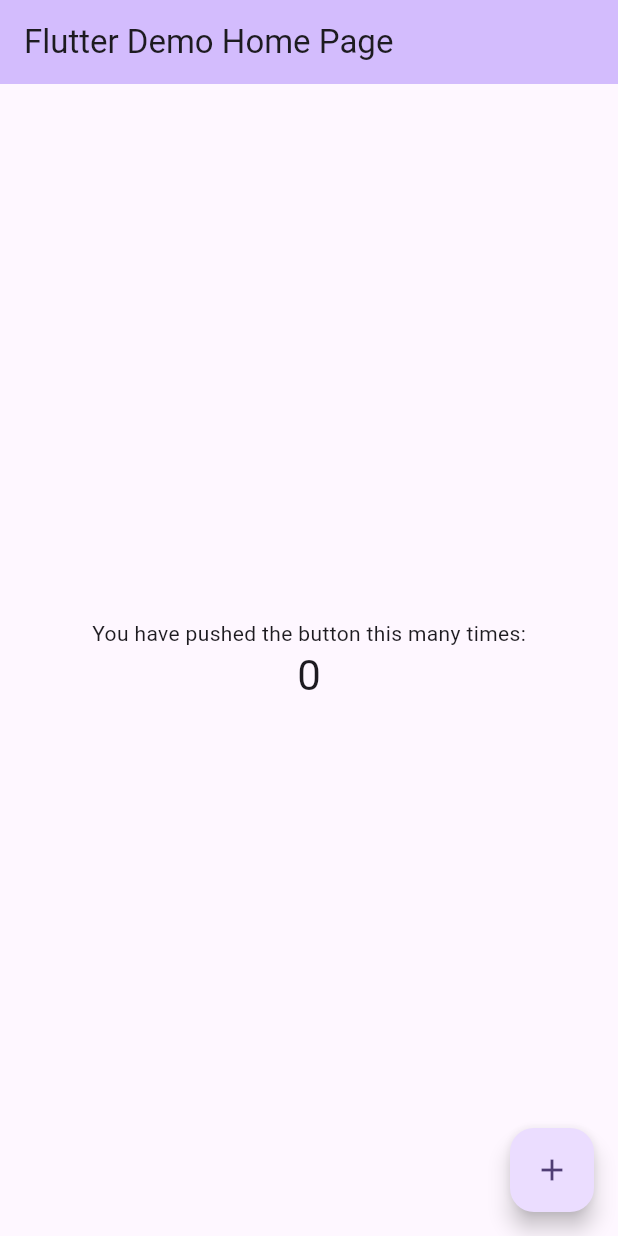
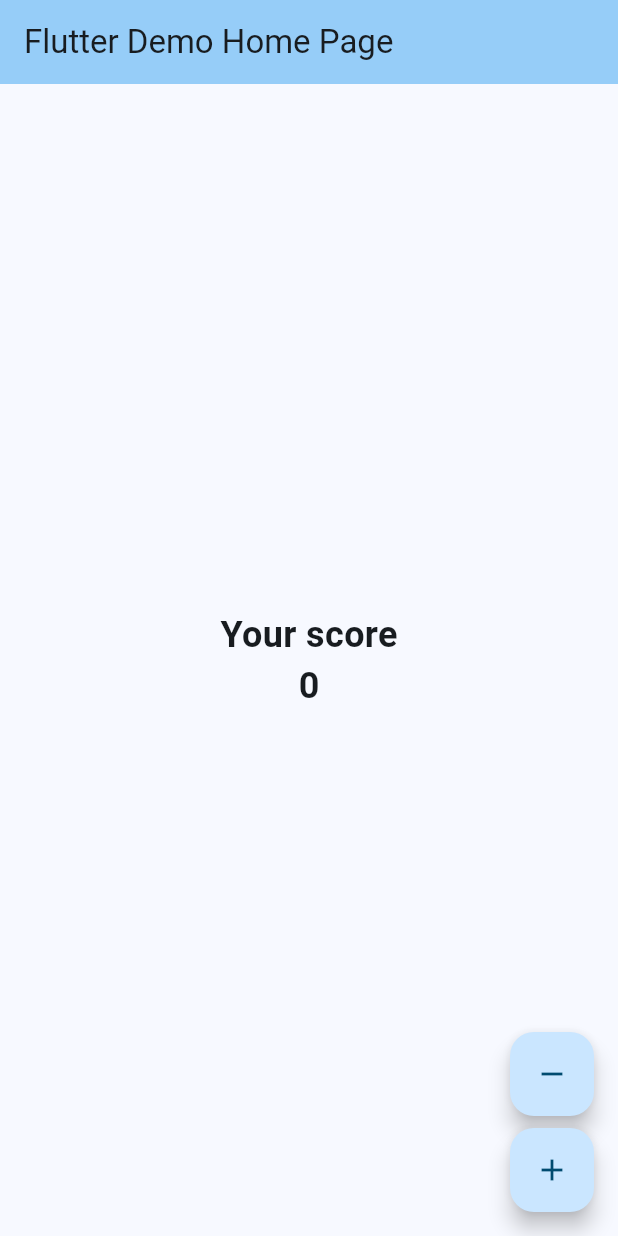
Before and after one commit to christie26/flutter_challenge, a Flutter app: the screen it shows after launch, on a phone screen of 412 x 824 dp. Run offline on Flutter 3.47's test engine with Material 3 defaults, Android fonts, the phone set to English and light mode, and no system bars.

Commit message:
change font

```diff
--- a/lib/main.dart
+++ b/lib/main.dart
@@ -13,22 +13,7 @@ class MyApp extends StatelessWidget {
     return MaterialApp(
       title: 'Flutter Demo',
       theme: ThemeData(
-        // This is the theme of your application.
-        //
-        // TRY THIS: Try running your application with "flutter run". You'll see
-        // the application has a purple toolbar. Then, without quitting the app,
-        // try changing the seedColor in the colorScheme below to Colors.green
-        // and then invoke "hot reload" (save your changes or press the "hot
-        // reload" button in a Flutter-supported IDE, or press "r" if you used
-        // the command line to start the app).
-        //
-        // Notice that the counter didn't reset back to zero; the application
-        // state is not lost during the reload. To reset the state, use hot
-        // restart instead.
-        //
-        // This works for code too, not just values: Most code changes can be
-        // tested with just a hot reload.
-        colorScheme: ColorScheme.fromSeed(seedColor: Colors.deepPurple),
+        colorScheme: ColorScheme.fromSeed(seedColor: Colors.lightBlue),
         useMaterial3: true,
       ),
       home: const MyHomePage(title: 'Flutter Demo Home Page'),
@@ -65,6 +50,12 @@ class _MyHomePageState extends State<MyHomePage> {
       // _counter without calling setState(), then the build method would not be
       // called again, and so nothing would appear to happen.
       _counter++;
+    });
+  }
+
+  void _decresementCounter() {
+    setState(() {
+      _counter--;
     });
   }
 
@@ -106,20 +97,32 @@ class _MyHomePageState extends State<MyHomePage> {
           mainAxisAlignment: MainAxisAlignment.center,
           children: <Widget>[
             const Text(
-              'You have pushed the button this many times:',
+              'Your score',
+              style: TextStyle(fontSize: 24, fontWeight: FontWeight.bold),
             ),
             Text(
               '$_counter',
-              style: Theme.of(context).textTheme.headlineMedium,
+              style: TextStyle(fontSize: 24, fontWeight: FontWeight.bold),
             ),
           ],
         ),
       ),
-      floatingActionButton: FloatingActionButton(
-        onPressed: _incrementCounter,
-        tooltip: 'Increment',
-        child: const Icon(Icons.add),
-      ), // This trailing comma makes auto-formatting nicer for build methods.
+      floatingActionButton: Column(
+        mainAxisAlignment: MainAxisAlignment.end,
+        children: [
+          FloatingActionButton(
+            onPressed: _decresementCounter,
+            tooltip: 'Decrement',
+            child: const Icon(Icons.remove),
+          ),
+          const SizedBox(height: 8),
+          FloatingActionButton(
+            onPressed: _incrementCounter,
+            tooltip: 'Increment',
+            child: const Icon(Icons.add),
+          ),
+        ],
+      ),
     );
   }
 }
```
